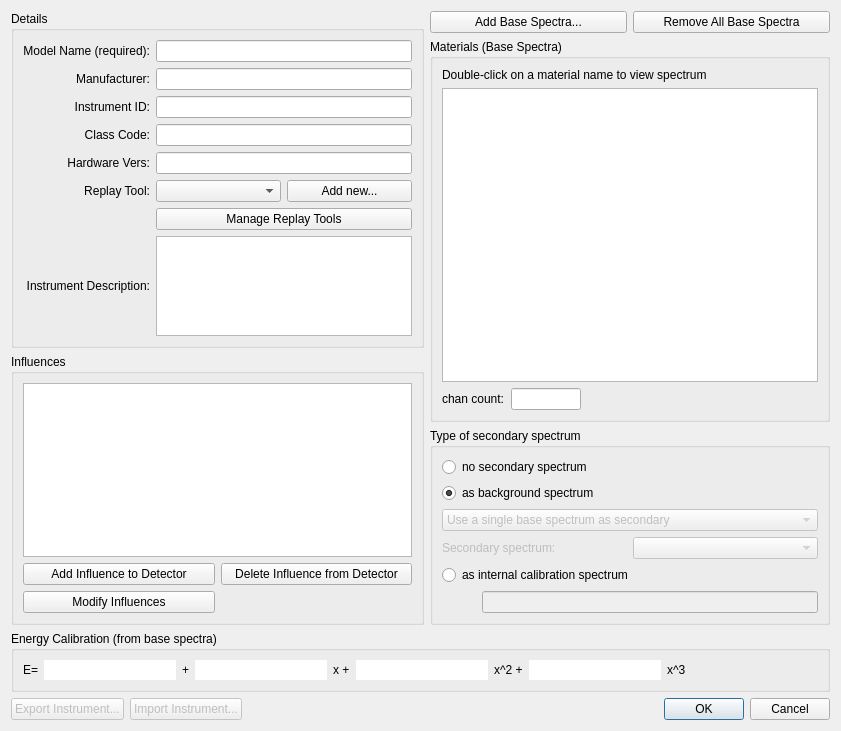
Above: src/ui/add_detector_dialog.ui from LLNL/RASE before the change. Below: the same form after it.
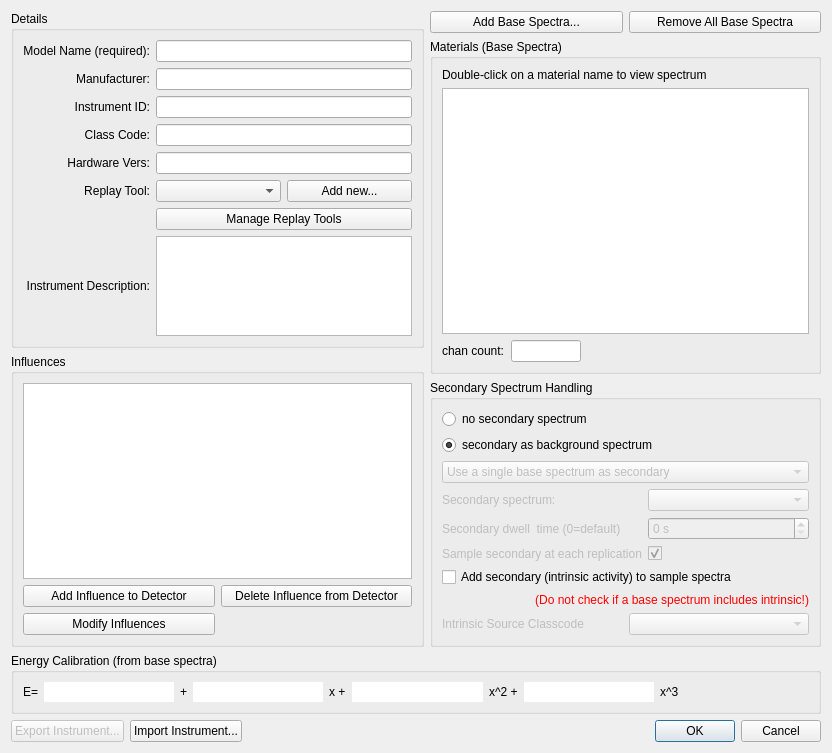
That is the form after the change.

```diff
--- a/src/ui/add_detector_dialog.ui
+++ b/src/ui/add_detector_dialog.ui
@@ -6,8 +6,8 @@
    <rect>
     <x>0</x>
     <y>0</y>
-    <width>841</width>
-    <height>731</height>
+    <width>832</width>
+    <height>753</height>
    </rect>
   </property>
   <property name="windowTitle">
@@ -159,7 +159,7 @@
      <item>
       <widget class="QPushButton" name="btnImportDetector">
        <property name="enabled">
-        <bool>false</bool>
+        <bool>true</bool>
        </property>
        <property name="text">
         <string>Import Instrument...</string>
@@ -264,7 +264,7 @@
         </sizepolicy>
        </property>
        <property name="title">
-        <string>Type of secondary spectrum</string>
+        <string>Secondary Spectrum Handling</string>
        </property>
        <property name="flat">
         <bool>false</bool>
@@ -292,7 +292,7 @@
            </sizepolicy>
           </property>
           <property name="text">
-           <string>as background spectrum</string>
+           <string>secondary as background spectrum</string>
           </property>
           <property name="checked">
            <bool>true</bool>
@@ -327,8 +327,8 @@
          </widget>
         </item>
         <item>
-         <layout class="QHBoxLayout" name="horizontalLayout_3">
-          <item>
+         <layout class="QFormLayout" name="formLayout">
+          <item row="0" column="0">
            <widget class="QLabel" name="label_basesecondary">
             <property name="enabled">
              <bool>false</bool>
@@ -338,60 +338,116 @@
             </property>
            </widget>
           </item>
-          <item>
+          <item row="0" column="1">
            <widget class="QComboBox" name="combo_basesecondary">
             <property name="enabled">
              <bool>false</bool>
             </property>
            </widget>
           </item>
+          <item row="1" column="0">
+           <widget class="QLabel" name="label_secondarydwell">
+            <property name="enabled">
+             <bool>false</bool>
+            </property>
+            <property name="text">
+             <string>Secondary dwell  time (0=default)</string>
+            </property>
+           </widget>
+          </item>
+          <item row="1" column="1">
+           <widget class="QSpinBox" name="spinBox_secondarydwell">
+            <property name="enabled">
+             <bool>false</bool>
+            </property>
+            <property name="suffix">
+             <string> s</string>
+            </property>
+            <property name="maximum">
+             <number>9999</number>
+            </property>
+           </widget>
+          </item>
+          <item row="2" column="1">
+           <widget class="QCheckBox" name="cb_resample">
+            <property name="enabled">
+             <bool>false</bool>
+            </property>
+            <property name="toolTip">
+             <string>If checked, the background spectrum provided as secondary to the instrument is resampled at each replication in each scenario</string>
+            </property>
+            <property name="layoutDirection">
+             <enum>Qt::LeftToRight</enum>
+            </property>
+            <property name="text">
+             <string/>
+            </property>
+            <property name="checked">
+             <bool>true</bool>
+            </property>
+           </widget>
+          </item>
+          <item row="2" column="0">
+           <widget class="QLabel" name="label_resample">
+            <property name="enabled">
+             <bool>false</bool>
+            </property>
+            <property name="toolTip">
+             <string>If checked, the background spectrum provided as secondary to the instrument is resampled at each replication in each scenario</string>
+            </property>
+            <property name="text">
+             <string>Sample secondary at each replication</string>
+            </property>
+           </widget>
+          </item>
          </layout>
         </item>
         <item>
-         <widget class="QRadioButton" name="secondaryIsCalibrationRadio">
-          <property name="sizePolicy">
-           <sizepolicy hsizetype="MinimumExpanding" vsizetype="Minimum">
-            <horstretch>0</horstretch>
-            <verstretch>0</verstretch>
-           </sizepolicy>
+         <widget class="QCheckBox" name="checkAddIntrinsic">
+          <property name="text">
+           <string>Add secondary (intrinsic activity) to sample spectra</string>
           </property>
-          <property name="maximumSize">
-           <size>
-            <width>16777215</width>
-            <height>25</height>
-           </size>
+         </widget>
+        </item>
+        <item>
+         <widget class="QLabel" name="label_intrinsicWarning">
+          <property name="enabled">
+           <bool>true</bool>
           </property>
+          <property name="styleSheet">
+           <string notr="true">color: red</string>
+          </property>
           <property name="text">
-           <string>as internal calibration spectrum</string>
+           <string>(Do not check if a base spectrum includes intrinsic!)</string>
           </property>
-          <property name="checked">
-           <bool>false</bool>
+          <property name="alignment">
+           <set>Qt::AlignRight|Qt::AlignTrailing|Qt::AlignVCenter</set>
           </property>
+          <property name="indent">
+           <number>-1</number>
+          </property>
          </widget>
         </item>
         <item>
          <layout class="QHBoxLayout" name="horizontalLayout_2">
           <item>
-           <spacer name="horizontalSpacer">
-            <property name="orientation">
-             <enum>Qt::Horizontal</enum>
+           <widget class="QLabel" name="label_intrinsicClassCode">
+            <property name="enabled">
+             <bool>false</bool>
             </property>
-            <property name="sizeType">
-             <enum>QSizePolicy::Minimum</enum>
+            <property name="text">
+             <string>Intrinsic Source Classcode</string>
             </property>
-            <property name="sizeHint" stdset="0">
-             <size>
-              <width>40</width>
-              <height>20</height>
-             </size>
-            </property>
-           </spacer>
+           </widget>
           </item>
           <item>
-           <widget class="QLineEdit" name="bckgndSpecFileDisplay">
+           <widget class="QComboBox" name="combo_selectIntrinsic">
             <property name="enabled">
              <bool>false</bool>
             </property>
+            <property name="currentIndex">
+             <number>-1</number>
+            </property>
            </widget>
           </item>
          </layout>
```
Left out of the diff: 2 changed lines with no effect on the pictures.
